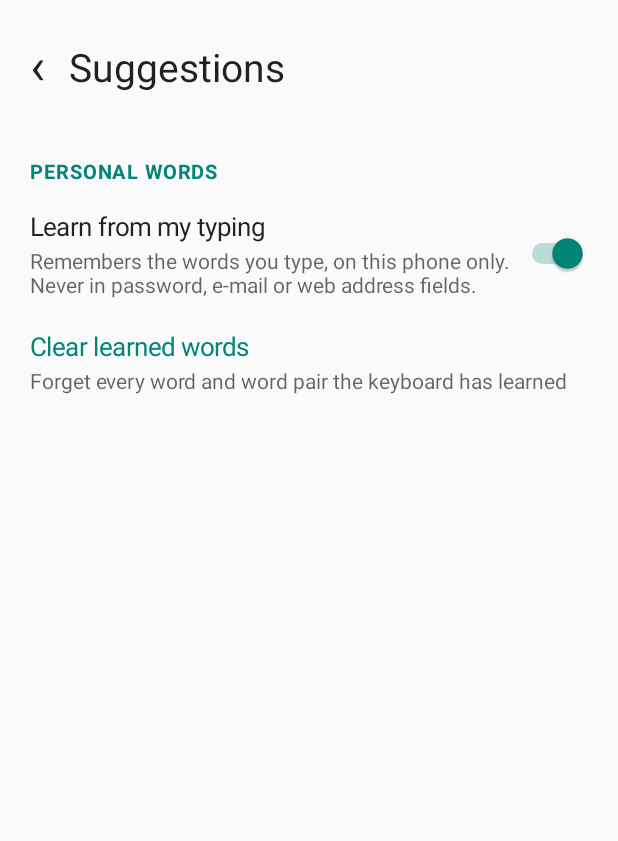
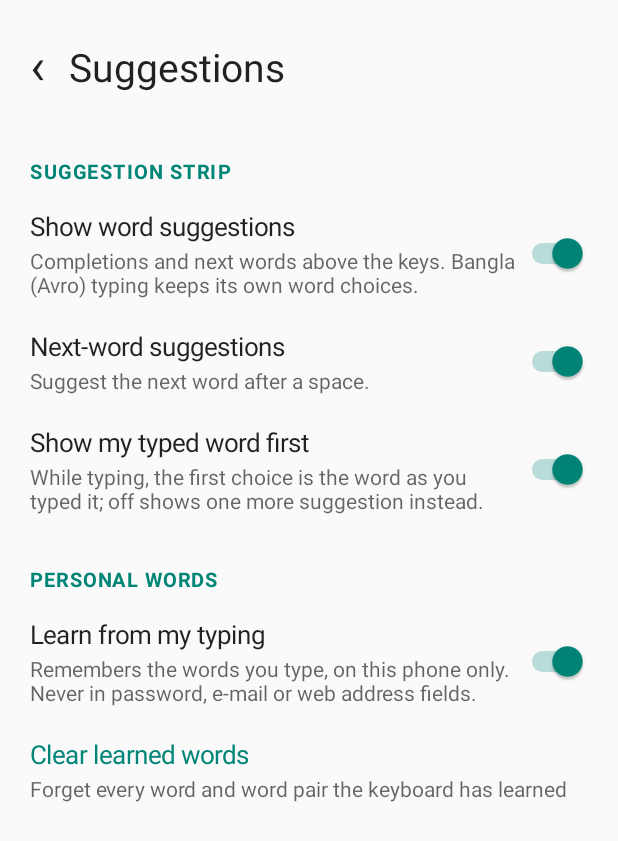
Before and after one commit to i-am-sleepy/Monsoon-Script, an Android app: the screen it shows after launch (SettingsPageActivity), after a tap on "Suggestions", on a phone screen of 412 x 824 dp. Shown: the top 841 px of the screen. Run offline under Robolectric (Android 15) with nearby library versions, the phone set to English and light mode, and no system bars; Roboto replaces fonts that are not available here.

Commit message:
[claude-g] G1.3 (1/3): strip toggle prefs and switches, typedFirst flag in PredictionWorker (IME wiring and docs follow)

```diff
--- a/app/src/main/kotlin/com/monsoonscript/keyboard/prefs/Prefs.kt
+++ b/app/src/main/kotlin/com/monsoonscript/keyboard/prefs/Prefs.kt
@@ -20,6 +20,11 @@ object Prefs {
     const val LANGUAGE_KEY = "language_key" // default on (D15)
     const val SPACE_SWIPE = "space_swipe" // default on (D15)
 
+    // suggestion strip (G1.3): all default on
+    const val SHOW_SUGGESTIONS = "suggest_show"
+    const val NEXT_WORD = "suggest_next_word"
+    const val TYPED_FIRST = "suggest_typed_first"
+
     // suggestions and learning (D42)
     const val LEARN = "learn_enabled" // default on
     const val CLEAR_EPOCH = "learn_clear_epoch" // bumped by "Clear learned words"
@@ -29,6 +34,12 @@ object Prefs {
     fun languageKey(context: Context): Boolean = of(context).getBoolean(LANGUAGE_KEY, true)
 
     fun spaceSwipe(context: Context): Boolean = of(context).getBoolean(SPACE_SWIPE, true)
+
+    fun showSuggestions(context: Context): Boolean = of(context).getBoolean(SHOW_SUGGESTIONS, true)
+
+    fun nextWord(context: Context): Boolean = of(context).getBoolean(NEXT_WORD, true)
+
+    fun typedFirst(context: Context): Boolean = of(context).getBoolean(TYPED_FIRST, true)
 
     /** The language the keyboard was last left in; English when nothing or an unknown name is saved. */
     fun language(context: Context): Language = byName(of(context).getString(LANGUAGE, null), Language.ENGLISH)
--- a/app/src/main/kotlin/com/monsoonscript/keyboard/settings/SettingsPageActivity.kt
+++ b/app/src/main/kotlin/com/monsoonscript/keyboard/settings/SettingsPageActivity.kt
@@ -41,6 +41,10 @@ class SettingsPageActivity : Activity() {
     private fun suggestions(ui: SettingsUi): SettingsUi.Page {
         val page = ui.page(getString(R.string.settings_suggestions)) { finish() }
         with(ui) {
+            page.content.add(header(getString(R.string.settings_strip_header)))
+            page.content.add(switchRow(getString(R.string.settings_show_suggestions), getString(R.string.settings_show_suggestions_summary), Prefs.SHOW_SUGGESTIONS, true))
+            page.content.add(switchRow(getString(R.string.settings_next_word), getString(R.string.settings_next_word_summary), Prefs.NEXT_WORD, true))
+            page.content.add(switchRow(getString(R.string.settings_typed_first), getString(R.string.settings_typed_first_summary), Prefs.TYPED_FIRST, true))
             page.content.add(header(getString(R.string.settings_personal_header)))
             page.content.add(switchRow(getString(R.string.settings_learn), getString(R.string.settings_learn_summary), Prefs.LEARN, true))
             page.content.add(buttonRow(getString(R.string.settings_clear), getString(R.string.settings_clear_summary)) { confirmClear() })
--- a/app/src/main/res/values/strings.xml
+++ b/app/src/main/res/values/strings.xml
@@ -22,6 +22,13 @@
     <string name="settings_language_key_summary">Show the EN / বাং key in the top row of icons</string>
     <string name="settings_space_swipe">Swipe the space bar to switch language</string>
     <string name="settings_space_swipe_summary">Slide your finger along the space bar</string>
+    <string name="settings_strip_header">Suggestion strip</string>
+    <string name="settings_show_suggestions">Show word suggestions</string>
+    <string name="settings_show_suggestions_summary">Completions and next words above the keys. Bangla (Avro) typing keeps its own word choices.</string>
+    <string name="settings_next_word">Next-word suggestions</string>
+    <string name="settings_next_word_summary">Suggest the next word after a space.</string>
+    <string name="settings_typed_first">Show my typed word first</string>
+    <string name="settings_typed_first_summary">While typing, the first choice is the word as you typed it; off shows one more suggestion instead.</string>
     <string name="settings_personal_header">Personal words</string>
     <string name="settings_learn">Learn from my typing</string>
     <string name="settings_learn_summary">Remembers the words you type, on this phone only. Never in password, e-mail or web address fields.</string>
```
Also changed, not shown: app/src/main/kotlin/com/monsoonscript/keyboard/ime/PredictionWorker.kt (+10 -6 lines).
